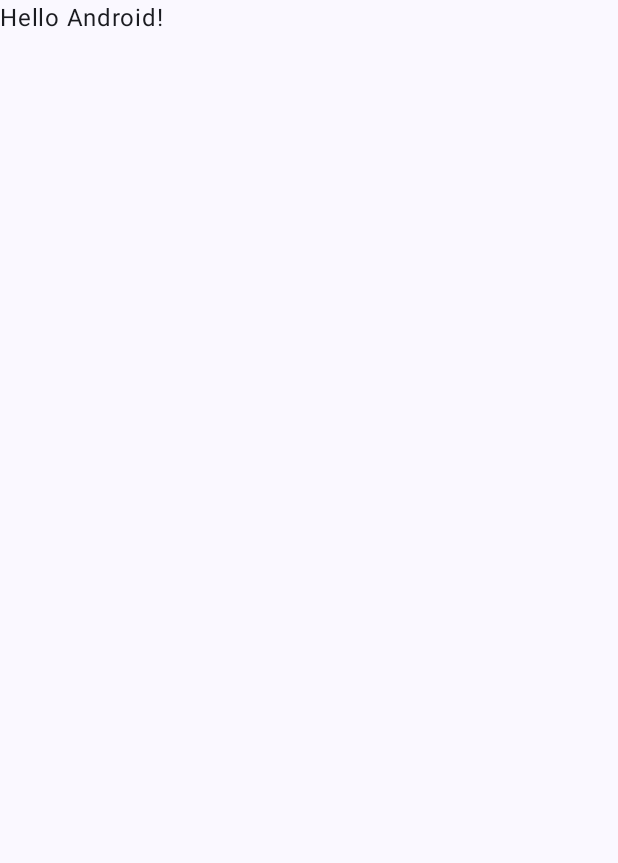
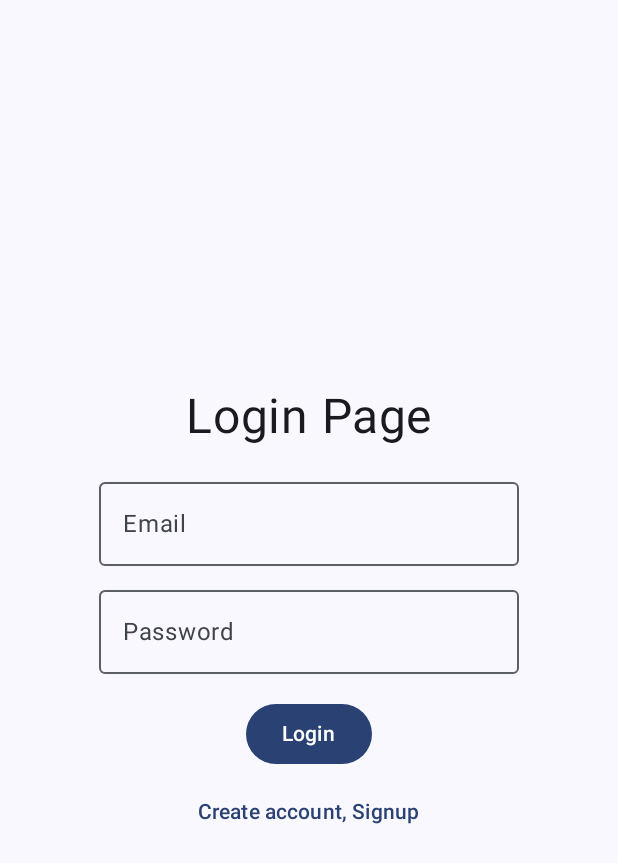
Before and after one commit to mihajlos2/Mobilne, an Android app built with Jetpack Compose: the screen it shows after launch (MainActivity), on a phone screen of 412 x 824 dp. Before the commit the part shown is almost empty. Shown: the top 863 px of the screen. Run offline under Robolectric (Android 15) with nearby library versions, the phone set to English and light mode, and no system bars; our stand-ins replace Firebase (no records; nobody signed in at launch, a user with empty details on screens opened directly), livedata-compose.

Commit message:
Nova verzija - Kompletan Android projekat

```diff
--- a/app/src/main/java/com/example/myapplication/MainActivity.kt
+++ b/app/src/main/java/com/example/myapplication/MainActivity.kt
@@ -4,6 +4,7 @@ import android.os.Bundle
 import androidx.activity.ComponentActivity
 import androidx.activity.compose.setContent
 import androidx.activity.enableEdgeToEdge
+import androidx.activity.viewModels
 import androidx.compose.foundation.layout.fillMaxSize
 import androidx.compose.foundation.layout.padding
 import androidx.compose.material3.Scaffold
@@ -12,36 +13,19 @@ import androidx.compose.runtime.Composable
 import androidx.compose.ui.Modifier
 import androidx.compose.ui.tooling.preview.Preview
 import com.example.myapplication.ui.theme.MyApplicationTheme
+import kotlin.getValue
 
 class MainActivity : ComponentActivity() {
     override fun onCreate(savedInstanceState: Bundle?) {
         super.onCreate(savedInstanceState)
         enableEdgeToEdge()
+        val authViewModel: AuthViewModel by viewModels()
         setContent {
             MyApplicationTheme {
                 Scaffold(modifier = Modifier.fillMaxSize()) { innerPadding ->
-                    Greeting(
-                        name = "Android",
-                        modifier = Modifier.padding(innerPadding)
-                    )
+                    Navigation(modifier = Modifier.padding(innerPadding),authViewModel = authViewModel )
                 }
             }
         }
     }
 }
-
-@Composable
-fun Greeting(name: String, modifier: Modifier = Modifier) {
-    Text(
-        text = "Hello $name!",
-        modifier = modifier
-    )
-}
-
-@Preview(showBackground = true)
-@Composable
-fun GreetingPreview() {
-    MyApplicationTheme {
-        Greeting("Android")
-    }
-}
--- /dev/null
+++ b/app/src/main/java/com/example/myapplication/Navigation.kt
@@ -0,0 +1,28 @@
+package com.example.myapplication
+
+import androidx.compose.runtime.Composable
+import androidx.compose.ui.Modifier
+import androidx.navigation.compose.NavHost
+import androidx.navigation.compose.composable
+import androidx.navigation.compose.rememberNavController
+import com.example.myapplication.pages.HomePage
+import com.example.myapplication.pages.LoginPage
+import com.example.myapplication.pages.SignupPage
+
+@Composable
+fun Navigation(modifier: Modifier = Modifier,authViewModel: AuthViewModel) {
+    val navController = rememberNavController();
+
+    NavHost(navController = navController, startDestination = "login", builder = {
+        composable("login") {
+            LoginPage(modifier, navController, authViewModel)
+        }
+        composable("signup") {
+            SignupPage(modifier,navController,authViewModel)
+        }
+        composable("home") {
+            HomePage(modifier, navController, authViewModel)
+        }
+    })
+
+}
--- /dev/null
+++ b/app/src/main/java/com/example/myapplication/pages/LoginPage.kt
@@ -0,0 +1,100 @@
+package com.example.myapplication.pages
+
+import android.widget.Toast
+import androidx.compose.foundation.layout.Arrangement
+import androidx.compose.foundation.layout.Column
+import androidx.compose.foundation.layout.Spacer
+import androidx.compose.foundation.layout.fillMaxSize
+import androidx.compose.foundation.layout.height
+import androidx.compose.material3.Button
+import androidx.compose.material3.OutlinedTextField
+import androidx.compose.material3.Text
+import androidx.compose.material3.TextButton
+import androidx.compose.runtime.Composable
+import androidx.compose.runtime.LaunchedEffect
+import androidx.compose.runtime.getValue
+import androidx.compose.runtime.livedata.observeAsState
+import androidx.compose.runtime.mutableStateOf
+import androidx.compose.runtime.remember
+import androidx.compose.runtime.setValue
+import androidx.compose.ui.Alignment
+import androidx.compose.ui.Modifier
+import androidx.compose.ui.platform.LocalContext
+import androidx.compose.ui.unit.dp
+import androidx.compose.ui.unit.sp
+import androidx.navigation.NavController
+import com.example.myapplication.AuthState
+import com.example.myapplication.AuthViewModel
+
+@Composable
+fun LoginPage(modifier: Modifier = Modifier,navController: NavController,authViewModel: AuthViewModel) {
+    var email by remember {
+        mutableStateOf("")
+    }
+    var password by remember {
+        mutableStateOf("")
+    }
+
+    val authState = authViewModel.authState.observeAsState()
+    val context = LocalContext.current
+
+    LaunchedEffect(authState.value) {
+        when (val state = authState.value) {
+            is AuthState.Authenticated -> {
+                navController.navigate(route = "home")
+            }
+            is AuthState.Message -> {
+                Toast.makeText(context, state.message, Toast.LENGTH_LONG).show()
+            }
+            is AuthState.Error -> {
+                Toast.makeText(context, state.message, Toast.LENGTH_SHORT).show()
+            }
+            else -> Unit
+        }
+    }
+
+    Column(
+        modifier = modifier.fillMaxSize(),
+        verticalArrangement = Arrangement.Center,
+        horizontalAlignment = Alignment.CenterHorizontally
+    ) {
+        Text(text = "Login Page", fontSize = 32.sp)
+
+        Spacer(modifier = Modifier.height(16.dp))
+
+        OutlinedTextField(
+            value = email,
+            onValueChange = {
+                email = it
+            },
+            label = {
+                Text(text = "Email")
+            }
+        )
+        Spacer(modifier = Modifier.height(8.dp))
+
+        OutlinedTextField(
+            value = password,
+            onValueChange = {
+                password = it
+            },
+            label = {
+                Text(text = "Password")
+            }
+        )
+
+        Spacer(modifier = Modifier.height(16.dp))
+        Button(onClick = {
+            authViewModel.login(email,password)
+        }) {
+            Text(text = "Login")
+        }
+
+        Spacer(modifier = Modifier.height(4.dp))
+        TextButton(onClick = {
+            navController.navigate("signup")
+        }) {
+            Text(text = "Create account, Signup")
+        }
+    }
+}
--- a/build.gradle.kts
+++ b/build.gradle.kts
@@ -3,4 +3,5 @@ plugins {
     alias(libs.plugins.android.application) apply false
     alias(libs.plugins.kotlin.android) apply false
     alias(libs.plugins.kotlin.compose) apply false
+    alias(libs.plugins.google.gms.google.services) apply false
 }
```
Also changed, not shown: app/build.gradle.kts (+9 -0 lines), app/src/main/java/com/example/myapplication/AuthViewModel.kt (added, +104 -0 lines), app/src/main/java/com/example/myapplication/pages/HomePage.kt (added, +43 -0 lines), app/src/main/java/com/example/myapplication/pages/SignupPage.kt (added, +147 -0 lines), gradle/libs.versions.toml (+18 -0 lines), app/src/main/java/com/example/myapplication/ui/theme/Theme.kt (line endings or trailing spaces), 1 other file.
